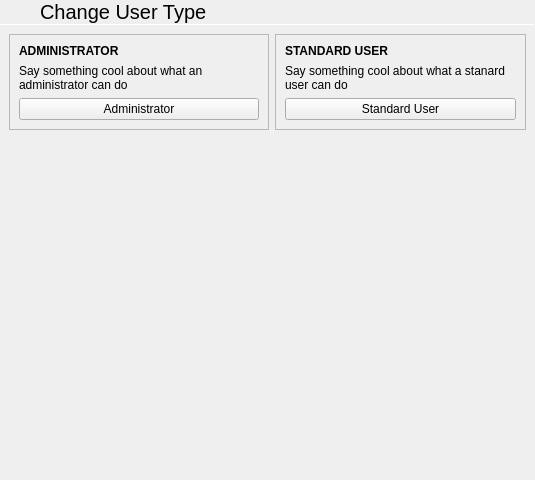
theCheeseboard/thedesk, file plugins/UsersPlugin/settings/usertypedialog.ui: the form before one commit.
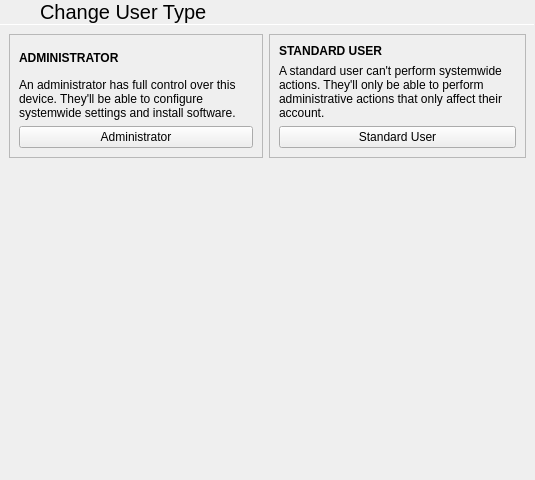
The form after the commit. Icons and pictures are not drawn. Custom widgets are drawn as their Qt base class.

The edit to the form file:
```diff
--- a/plugins/UsersPlugin/settings/usertypedialog.ui
+++ b/plugins/UsersPlugin/settings/usertypedialog.ui
@@ -154,7 +154,7 @@
             <item>
              <widget class="QLabel" name="label_7">
               <property name="text">
-               <string>Say something cool about what an administrator can do</string>
+               <string>An administrator has full control over this device. They'll be able to configure systemwide settings and install software.</string>
               </property>
               <property name="wordWrap">
                <bool>true</bool>
@@ -202,7 +202,7 @@
             <item>
              <widget class="QLabel" name="label_8">
               <property name="text">
-               <string>Say something cool about what a stanard user can do</string>
+               <string>A standard user can't perform systemwide actions. They'll only be able to perform administrative actions that only affect their account.</string>
               </property>
               <property name="wordWrap">
                <bool>true</bool>
```
